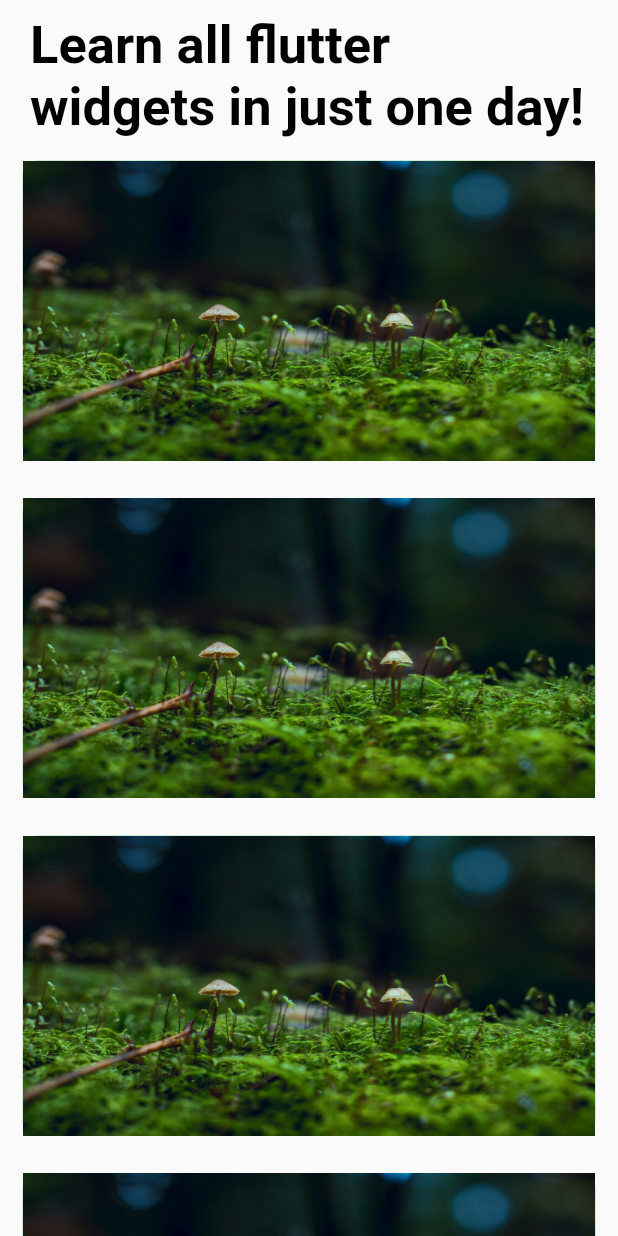
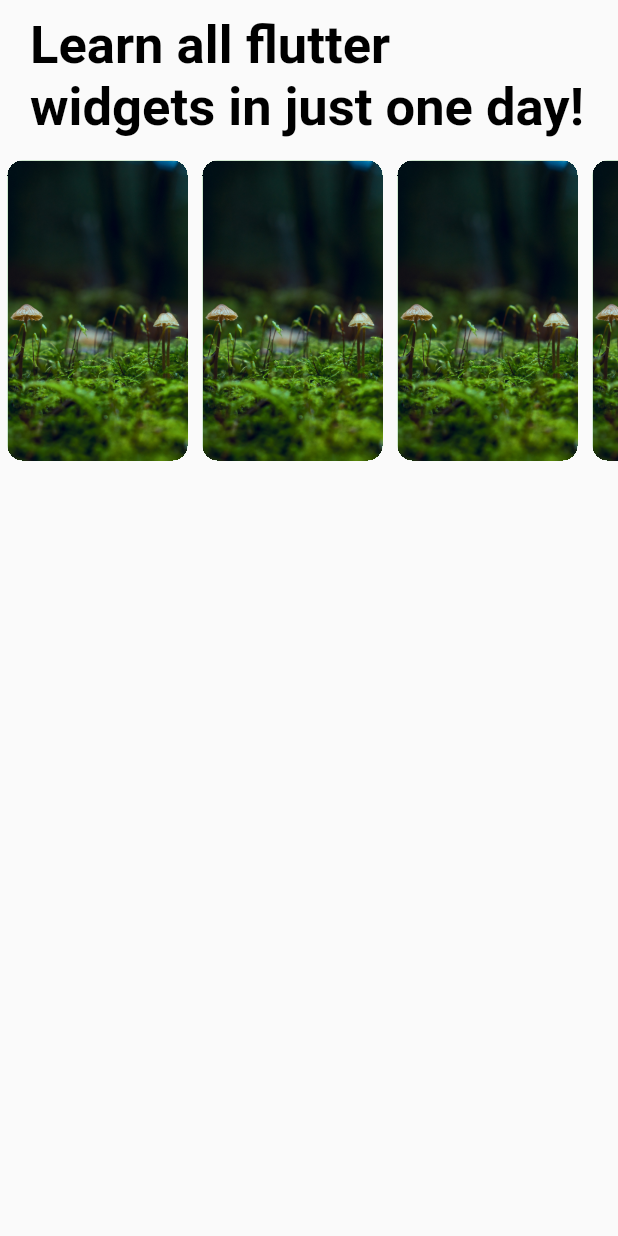
Before and after one commit to biniyammoges/flutter_app, a Flutter app: the screen it shows after launch, on a phone screen of 412 x 824 dp. Run offline on Flutter 3.47's test engine with Material 2 defaults, Android fonts, the phone set to English and light mode, and no system bars; our stand-ins replace flutter_bloc, flutter_svg.

Commit message:
fittedbox widget

```diff
--- a/lib/widgets/learn_widget.dart
+++ b/lib/widgets/learn_widget.dart
@@ -3,7 +3,7 @@ import 'package:flutter/material.dart';
 class LearnWidget extends StatelessWidget {
   LearnWidget({super.key});
 
-  final lists = List.generate(20, (index) => index);
+  final lists = List.generate(5, (index) => index);
 
   @override
   Widget build(BuildContext context) {
@@ -25,10 +25,12 @@ class LearnWidget extends StatelessWidget {
 
             Expanded(
                 child: ListView.builder(
+                  scrollDirection: Axis.horizontal,
+                  physics: const BouncingScrollPhysics(),
                     itemCount: lists.length,
                     itemBuilder: (context, index) {
                       return Padding(
-                        padding: const EdgeInsets.symmetric(horizontal: 15),
+                        padding: const EdgeInsets.symmetric(horizontal: 5),
                         child: Column(children: [
                           Box(text: 'Box_ $index'),
                           const SizedBox(
@@ -54,15 +56,16 @@ class Box extends StatelessWidget {
   @override
   Widget build(BuildContext context) {
     return Container(
+      clipBehavior: Clip.hardEdge,
         margin: const EdgeInsets.symmetric(vertical: 5),
         height: 200,
-        width: double.infinity,
+        width: 120,
         decoration: BoxDecoration(
             color: Colors.green.shade200,
             borderRadius: BorderRadius.circular(10)),
         child: FittedBox(
             alignment: Alignment.center,
-            fit: BoxFit.fill,
+            fit: BoxFit.cover,
             child: Image.asset('images/forest.jpg')));
   }
 }
```
